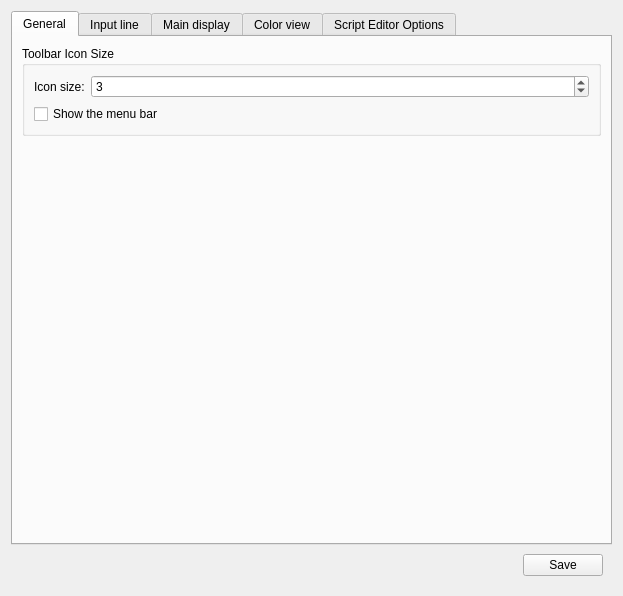
Above: src/ui/profile_preferences.ui from Mudlet/Mudlet before the change. Below: the same form after it.
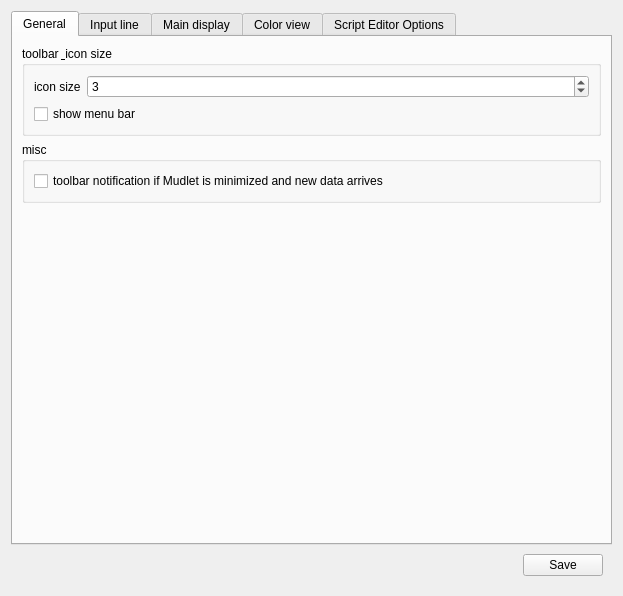
That is the form after the change. The open tabs and pages were chosen to show the change. Icons and pictures are not drawn.

What changed in the file:
```diff
--- a/src/ui/profile_preferences.ui
+++ b/src/ui/profile_preferences.ui
@@ -39,7 +39,7 @@
        <item>
         <widget class="QGroupBox" name="groupBox_11">
          <property name="title">
-          <string>Toolbar Icon Size</string>
+          <string>toolbar &amp; icon size</string>
          </property>
          <layout class="QFormLayout" name="formLayout_4">
           <property name="fieldGrowthPolicy">
@@ -48,7 +48,7 @@
           <item row="0" column="0">
            <widget class="QLabel" name="label_34">
             <property name="text">
-             <string>Icon size:</string>
+             <string>icon size</string>
             </property>
            </widget>
           </item>
@@ -71,7 +71,23 @@
           <item row="1" column="0" colspan="2">
            <widget class="QCheckBox" name="showMenuBar">
             <property name="text">
-             <string>Show the menu bar</string>
+             <string>show menu bar</string>
+            </property>
+           </widget>
+          </item>
+         </layout>
+        </widget>
+       </item>
+       <item>
+        <widget class="QGroupBox" name="groupBox_2">
+         <property name="title">
+          <string>misc</string>
+         </property>
+         <layout class="QVBoxLayout" name="verticalLayout_5">
+          <item>
+           <widget class="QCheckBox" name="mAlertOnNewData">
+            <property name="text">
+             <string>toolbar notification if Mudlet is minimized and new data arrives</string>
             </property>
            </widget>
           </item>
```
Left out of the diff: 2 changed lines with no effect on the pictures.
